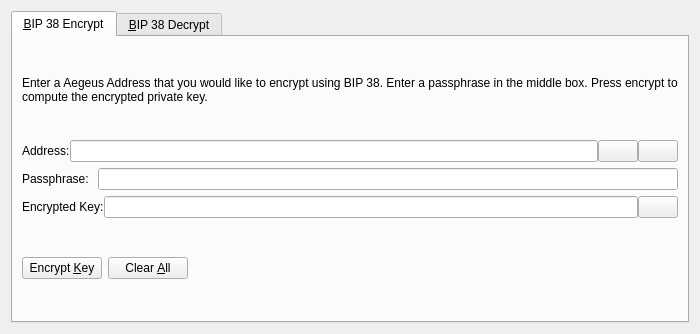
Above: src/qt/forms/bip38tooldialog.ui from AegeusCoin/aegeus before the change. Below: the same form after it.
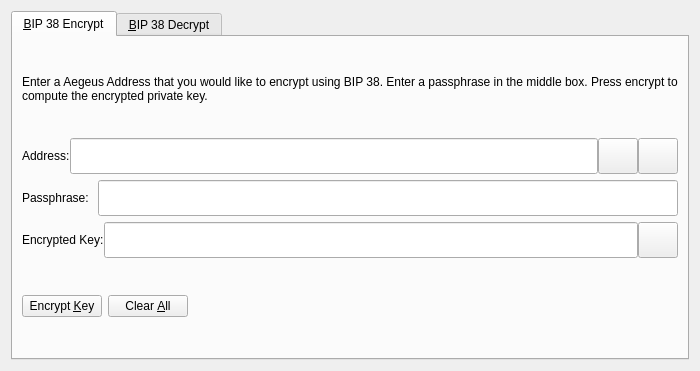
That is the form after the change. The open tabs and pages were chosen to show the change. Icons and pictures are not drawn. Custom widgets are drawn as their Qt base class.

```diff
--- a/src/qt/forms/bip38tooldialog.ui
+++ b/src/qt/forms/bip38tooldialog.ui
@@ -7,7 +7,7 @@
     <x>0</x>
     <y>0</y>
     <width>700</width>
-    <height>334</height>
+    <height>371</height>
    </rect>
   </property>
   <property name="windowTitle">
@@ -54,6 +54,18 @@
          </item>
          <item>
           <widget class="QValidatedLineEdit" name="addressIn_ENC">
+           <property name="minimumSize">
+            <size>
+             <width>0</width>
+             <height>36</height>
+            </size>
+           </property>
+           <property name="maximumSize">
+            <size>
+             <width>16777215</width>
+             <height>36</height>
+            </size>
+           </property>
            <property name="toolTip">
             <string>The AEGEUS address to sign the message with</string>
            </property>
@@ -61,6 +73,12 @@
          </item>
          <item>
           <widget class="QPushButton" name="addressBookButton_ENC">
+           <property name="minimumSize">
+            <size>
+             <width>36</width>
+             <height>36</height>
+            </size>
+           </property>
            <property name="toolTip">
             <string>Choose previously used address</string>
            </property>
@@ -71,6 +89,12 @@
             <iconset resource="../aegeus.qrc">
              <normaloff>:/icons/address-book</normaloff>:/icons/address-book</iconset>
            </property>
+           <property name="iconSize">
+            <size>
+             <width>36</width>
+             <height>36</height>
+            </size>
+           </property>
            <property name="shortcut">
             <string>Alt+A</string>
            </property>
@@ -81,6 +105,12 @@
          </item>
          <item>
           <widget class="QPushButton" name="pasteButton_ENC">
+           <property name="minimumSize">
+            <size>
+             <width>36</width>
+             <height>36</height>
+            </size>
+           </property>
            <property name="toolTip">
             <string>Paste address from clipboard</string>
            </property>
@@ -91,6 +121,12 @@
             <iconset resource="../aegeus.qrc">
              <normaloff>:/icons/editpaste</normaloff>:/icons/editpaste</iconset>
            </property>
+           <property name="iconSize">
+            <size>
+             <width>36</width>
+             <height>36</height>
+            </size>
+           </property>
            <property name="shortcut">
             <string>Alt+P</string>
            </property>
@@ -112,6 +148,18 @@
          </item>
          <item>
           <widget class="QLineEdit" name="passphraseIn_ENC">
+           <property name="minimumSize">
+            <size>
+             <width>0</width>
+             <height>36</height>
+            </size>
+           </property>
+           <property name="maximumSize">
+            <size>
+             <width>16777215</width>
+             <height>36</height>
+            </size>
+           </property>
            <property name="echoMode">
             <enum>QLineEdit::Password</enum>
            </property>
@@ -136,6 +184,18 @@
          </item>
          <item>
           <widget class="QLineEdit" name="encryptedKeyOut_ENC">
+           <property name="minimumSize">
+            <size>
+             <width>0</width>
+             <height>36</height>
+            </size>
+           </property>
+           <property name="maximumSize">
+            <size>
+             <width>16777215</width>
+             <height>36</height>
+            </size>
+           </property>
            <property name="font">
             <font>
              <italic>true</italic>
@@ -148,6 +208,18 @@
          </item>
          <item>
           <widget class="QPushButton" name="copyKeyButton_ENC">
+           <property name="minimumSize">
+            <size>
+             <width>36</width>
+             <height>36</height>
+            </size>
+           </property>
+           <property name="maximumSize">
+            <size>
+             <width>16777215</width>
+             <height>16777215</height>
+            </size>
+           </property>
            <property name="toolTip">
             <string>Copy the current signature to the system clipboard</string>
            </property>
@@ -158,6 +230,12 @@
             <iconset resource="../aegeus.qrc">
              <normaloff>:/icons/editcopy</normaloff>:/icons/editcopy</iconset>
            </property>
+           <property name="iconSize">
+            <size>
+             <width>36</width>
+             <height>36</height>
+            </size>
+           </property>
            <property name="autoDefault">
             <bool>false</bool>
            </property>
```
Left out of the diff: 52 changed lines with no effect on the pictures.
